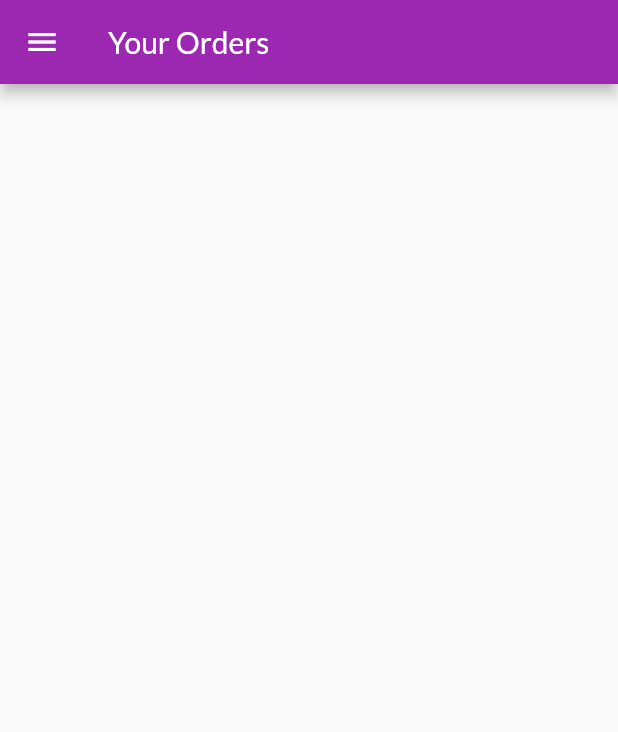
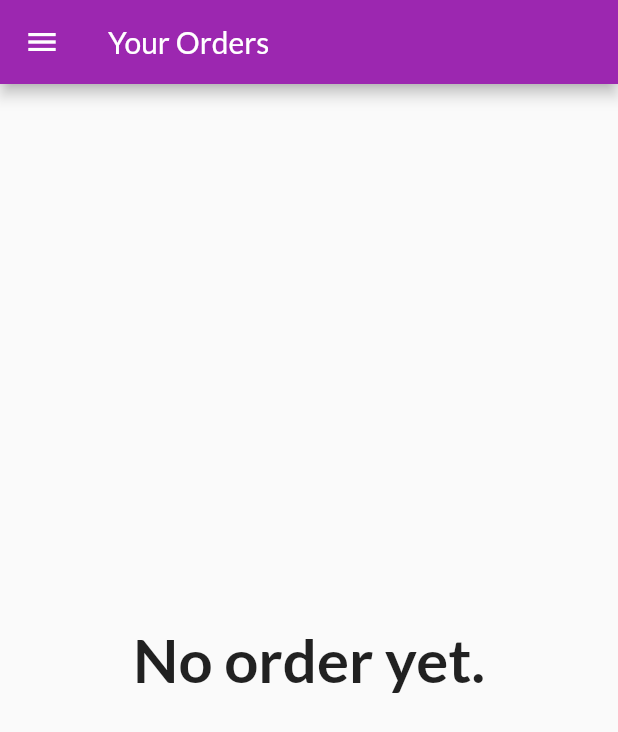
Before and after one commit to thirw/shop_app, a Flutter app: the screen it shows after launch, in the side drawer, after a tap on the "shopping cart" icon, on a phone screen of 412 x 824 dp. Shown: the top 732 px of the screen. Run offline on Flutter 3.47's test engine with Material 2 defaults, Android fonts, the phone set to English and light mode, and no system bars; network calls fail.

Commit message:
Add products screen

```diff
--- a/lib/main.dart
+++ b/lib/main.dart
@@ -5,6 +5,7 @@ import './screens/products_overview_screen.dart';
 import './screens/product_detail_screen.dart';
 import './screens/cart_screen.dart';
 import './screens/orders_screen.dart';
+import './screens/user_products_screen.dart';
 
 import './providers/cart.dart';
 import './providers/products.dart';
@@ -41,6 +42,7 @@ class MyApp extends StatelessWidget {
           ProductDetailScreen.routeName: (ctx) => ProductDetailScreen(),
           CartSreen.routeName: (ctx) => CartSreen(),
           OrdersScreen.routeName: (ctx) => OrdersScreen(),
+          UserProductsScreen.routeName: (ctx) => UserProductsScreen(),
         },
       ),
     );
--- a/lib/screens/orders_screen.dart
+++ b/lib/screens/orders_screen.dart
@@ -19,10 +19,16 @@ class OrdersScreen extends StatelessWidget {
         title: Text('Your Orders'),
       ),
       drawer: AppDrawer(),
-      body: ListView.builder(
-        itemCount: orderData.orders.length,
-        itemBuilder: (ctx, i) => OrderItem(orderData.orders[i]),
-      ),
+      body: orderData.orders.length == 0
+          ? Center(
+              child: Text(
+              'No order yet.',
+              style: TextStyle(fontSize: 40, fontWeight: FontWeight.bold),
+            ))
+          : ListView.builder(
+              itemCount: orderData.orders.length,
+              itemBuilder: (ctx, i) => OrderItem(orderData.orders[i]),
+            ),
     );
   }
 }
--- a/lib/widgets/app_drawer.dart
+++ b/lib/widgets/app_drawer.dart
@@ -1,6 +1,7 @@
 import 'package:flutter/material.dart';
 
 import '../screens/orders_screen.dart';
+import '../screens/user_products_screen.dart';
 
 class AppDrawer extends StatelessWidget {
   @override
@@ -12,7 +13,7 @@ class AppDrawer extends StatelessWidget {
             title: Text('Hi'),
             automaticallyImplyLeading: false,
           ),
-          Divider(),
+          const Divider(),
           ListTile(
             leading: Icon(Icons.shop),
             title: Text('Shop'),
@@ -20,7 +21,7 @@ class AppDrawer extends StatelessWidget {
               Navigator.of(context).pushReplacementNamed('/');
             },
           ),
-          Divider(),
+          const Divider(),
           ListTile(
             leading: Icon(Icons.payment),
             title: Text('Orders'),
@@ -29,6 +30,15 @@ class AppDrawer extends StatelessWidget {
                   .pushReplacementNamed(OrdersScreen.routeName);
             },
           ),
+          const Divider(),
+          ListTile(
+            leading: Icon(Icons.edit),
+            title: Text('Products'),
+            onTap: () {
+              Navigator.of(context)
+                  .pushReplacementNamed(UserProductsScreen.routeName);
+            },
+          ),
         ],
       ),
     );
```
Also changed, not shown: lib/screens/user_products_screen.dart (added, +40 -0 lines), lib/widgets/cart_item.dart (+24 -0 lines), lib/widgets/user_product_item.dart (added, +35 -0 lines).
